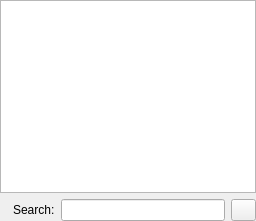
First picture: the form in src/ui/recorder/TimersDisplayWidget.ui, repository ntadej/tano, before the edit.
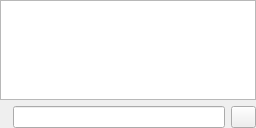
Second picture: the form after the edit. Icons and pictures are not drawn.

What changed in the file:
```diff
--- a/src/ui/recorder/TimersDisplayWidget.ui
+++ b/src/ui/recorder/TimersDisplayWidget.ui
@@ -7,7 +7,7 @@
     <x>0</x>
     <y>0</y>
     <width>256</width>
-    <height>221</height>
+    <height>128</height>
    </rect>
   </property>
   <property name="windowIcon">
@@ -18,10 +18,10 @@
    <property name="margin">
     <number>0</number>
    </property>
-   <item row="1" column="2">
+   <item row="1" column="1">
     <widget class="QLineEdit" name="editSearch"/>
    </item>
-   <item row="1" column="3">
+   <item row="1" column="2">
     <widget class="QPushButton" name="buttonClear">
      <property name="maximumSize">
       <size>
@@ -36,22 +36,9 @@
       <iconset resource="../../../data/icons.qrc">
        <normaloff>:/icons/24x24/clear.png</normaloff>:/icons/24x24/clear.png</iconset>
      </property>
-     <property name="iconSize">
-      <size>
-       <width>24</width>
-       <height>24</height>
-      </size>
-     </property>
     </widget>
    </item>
-   <item row="1" column="1">
-    <widget class="QLabel" name="labelSearch">
-     <property name="text">
-      <string>Search:</string>
-     </property>
-    </widget>
-   </item>
-   <item row="0" column="0" colspan="4">
+   <item row="0" column="0" colspan="3">
     <widget class="QListView" name="timersView">
      <property name="editTriggers">
       <set>QAbstractItemView::NoEditTriggers</set>
```
Left out of the diff: 4 changed lines with no effect on the pictures.
